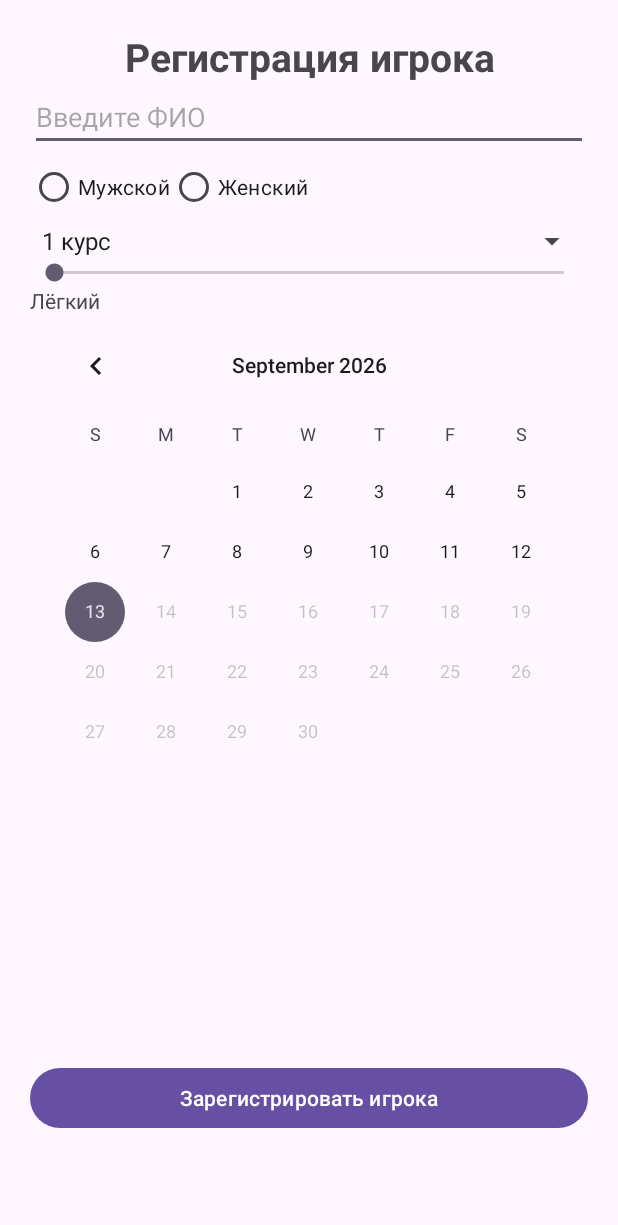
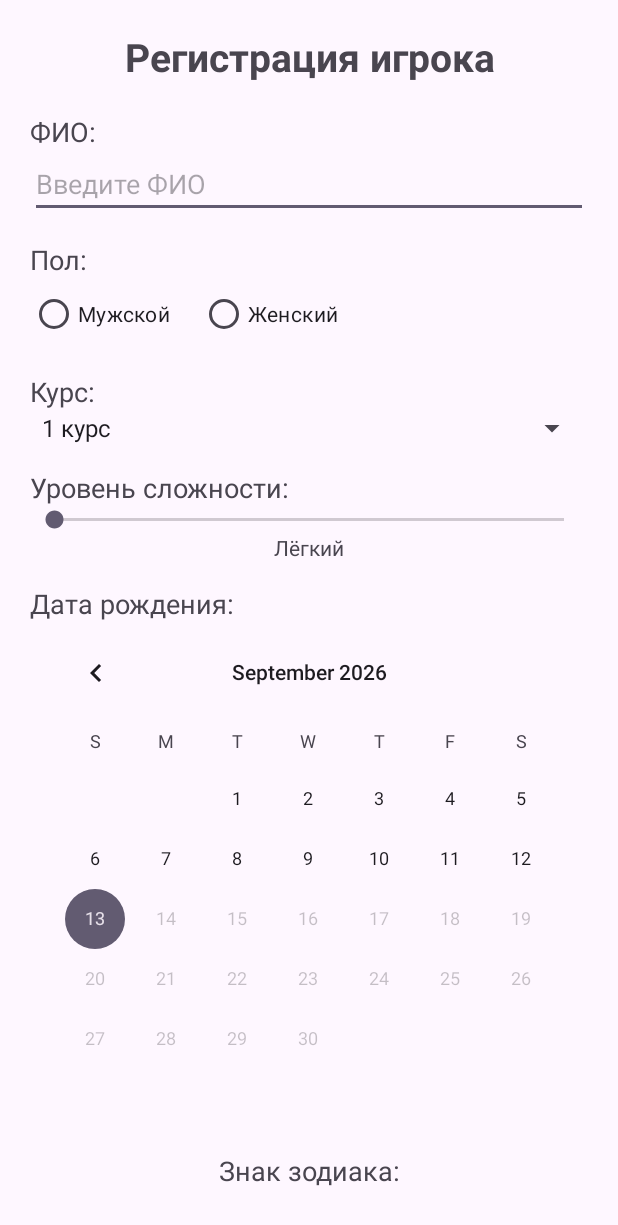
Before and after one commit to AelinZV/androed_PMU, an Android app: the screen it shows after launch (MainActivity), on a phone screen of 412 x 824 dp. Shown: the top 1225 px of the screen. Run offline under Robolectric (Android 15) with nearby library versions, the light colour scheme and no system bars.

Commit message:
Добавление полной разметки

```diff
--- a/app/src/main/res/layout/activity_main.xml
+++ b/app/src/main/res/layout/activity_main.xml
@@ -1,5 +1,6 @@
-<ScrollView
-    xmlns:android="http://schemas.android.com/apk/res/android"
+<?xml version="1.0" encoding="utf-8"?>
+
+<ScrollView xmlns:android="http://schemas.android.com/apk/res/android"
     android:layout_width="match_parent"
     android:layout_height="match_parent">
 
@@ -9,25 +10,47 @@
         android:orientation="vertical"
         android:padding="20dp">
 
+        <!-- Заголовок -->
+
         <TextView
             android:layout_width="match_parent"
             android:layout_height="wrap_content"
             android:text="Регистрация игрока"
             android:textSize="26sp"
             android:textStyle="bold"
-            android:gravity="center" />
+            android:gravity="center"
+            android:layout_marginBottom="20dp" />
+
+        <!-- ФИО -->
+
+        <TextView
+            android:layout_width="wrap_content"
+            android:layout_height="wrap_content"
+            android:text="ФИО:"
+            android:textSize="18sp" />
 
         <EditText
             android:id="@+id/editFullName"
             android:layout_width="match_parent"
             android:layout_height="wrap_content"
-            android:hint="Введите ФИО" />
+            android:hint="Введите ФИО"
+            android:inputType="textPersonName"
+            android:layout_marginBottom="15dp" />
+
+        <!-- Пол -->
+
+        <TextView
+            android:layout_width="wrap_content"
+            android:layout_height="wrap_content"
+            android:text="Пол:"
+            android:textSize="18sp" />
 
         <RadioGroup
             android:id="@+id/radioGender"
             android:layout_width="match_parent"
             android:layout_height="wrap_content"
-            android:orientation="horizontal">
+            android:orientation="horizontal"
+            android:layout_marginBottom="15dp">
 
             <RadioButton
                 android:id="@+id/radioMale"
@@ -39,47 +62,97 @@
                 android:id="@+id/radioFemale"
                 android:layout_width="wrap_content"
                 android:layout_height="wrap_content"
-                android:text="Женский" />
+                android:text="Женский"
+                android:layout_marginStart="20dp" />
 
         </RadioGroup>
+
+        <!-- Курс -->
+
+        <TextView
+            android:layout_width="wrap_content"
+            android:layout_height="wrap_content"
+            android:text="Курс:"
+            android:textSize="18sp" />
 
         <Spinner
             android:id="@+id/spinnerCourse"
             android:layout_width="match_parent"
-            android:layout_height="wrap_content" />
+            android:layout_height="wrap_content"
+            android:layout_marginBottom="15dp" />
+
+        <!-- Уровень сложности -->
+
+        <TextView
+            android:layout_width="wrap_content"
+            android:layout_height="wrap_content"
+            android:text="Уровень сложности:"
+            android:textSize="18sp" />
 
         <SeekBar
             android:id="@+id/seekDifficulty"
             android:layout_width="match_parent"
             android:layout_height="wrap_content"
-            android:max="4" />
+            android:max="4"
+            android:progress="0" />
 
         <TextView
             android:id="@+id/textDifficulty"
             android:layout_width="match_parent"
             android:layout_height="wrap_content"
-            android:text="Лёгкий" />
+            android:text="Лёгкий"
+            android:gravity="center"
+            android:layout_marginBottom="15dp" />
+
+        <!-- Дата рождения -->
+
+        <TextView
+            android:layout_width="wrap_content"
+            android:layout_height="wrap_content"
+            android:text="Дата рождения:"
+            android:textSize="18sp" />
 
         <CalendarView
             android:id="@+id/calendarBirth"
             android:layout_width="match_parent"
-            android:layout_height="wrap_content" />
+            android:layout_height="wrap_content"
+            android:layout_marginBottom="15dp" />
+
+        <!-- Знак зодиака -->
+
+        <TextView
+            android:layout_width="match_parent"
+            android:layout_height="wrap_content"
+            android:text="Знак зодиака:"
+            android:textSize="18sp"
+            android:gravity="center" />
 
         <ImageView
             android:id="@+id/imageZodiac"
-            android:layout_width="160dp"
-            android:layout_height="160dp" />
+            android:layout_width="150dp"
+            android:layout_height="150dp"
+            android:layout_gravity="center"
+            android:scaleType="fitCenter"
+            android:contentDescription="Знак зодиака"
+            android:layout_marginBottom="15dp" />
+
+        <!-- Кнопка регистрации -->
 
         <Button
             android:id="@+id/buttonRegister"
             android:layout_width="match_parent"
             android:layout_height="wrap_content"
-            android:text="Зарегистрировать игрока" />
+            android:text="Зарегистрировать игрока"
+            android:layout_marginBottom="15dp" />
+
+        <!-- Результат -->
 
         <TextView
             android:id="@+id/textResult"
             android:layout_width="match_parent"
-            android:layout_height="wrap_content" />
+            android:layout_height="wrap_content"
+            android:textSize="17sp"
+            android:padding="10dp" />
 
     </LinearLayout>
 
```
